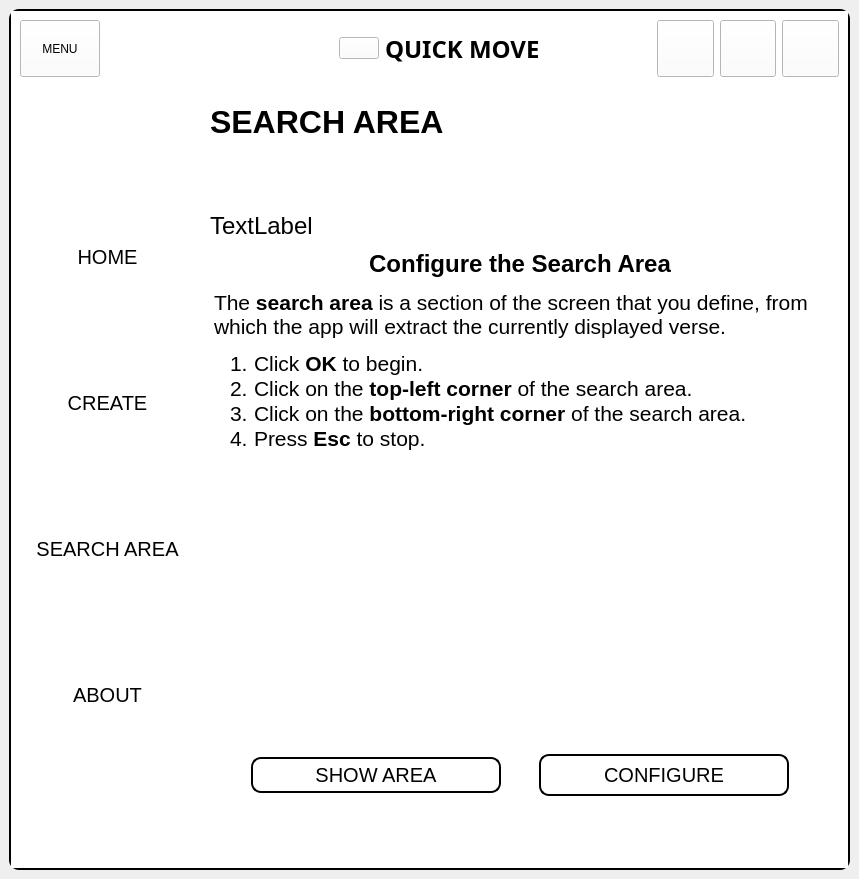
The window that ui/MainWindow.ui (Achu-Worifung/quickMove) describes before a commit, drawn with Qt 5.
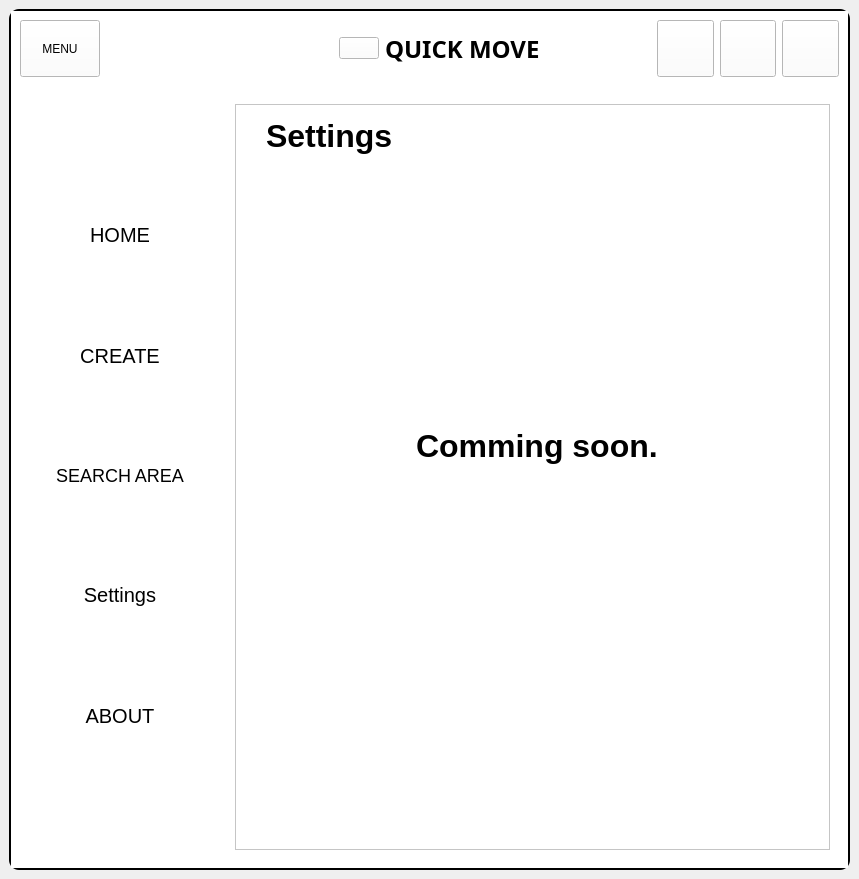
The same window after the commit. Icons and pictures are not drawn.

Patch:
```diff
--- a/ui/MainWindow.ui
+++ b/ui/MainWindow.ui
@@ -325,6 +325,12 @@
          <layout class="QHBoxLayout" name="horizontalLayout_4">
           <item>
            <widget class="QWidget" name="functions" native="true">
+            <property name="minimumSize">
+             <size>
+              <width>200</width>
+              <height>0</height>
+             </size>
+            </property>
             <property name="maximumSize">
              <size>
               <width>175</width>
@@ -350,21 +356,6 @@
 </string>
             </property>
             <layout class="QVBoxLayout" name="verticalLayout_3">
-             <property name="spacing">
-              <number>0</number>
-             </property>
-             <property name="leftMargin">
-              <number>0</number>
-             </property>
-             <property name="topMargin">
-              <number>0</number>
-             </property>
-             <property name="rightMargin">
-              <number>0</number>
-             </property>
-             <property name="bottomMargin">
-              <number>0</number>
-             </property>
              <item>
               <widget class="QPushButton" name="home">
                <property name="sizePolicy">
@@ -426,7 +417,7 @@
                 </sizepolicy>
                </property>
                <property name="styleSheet">
-                <string notr="true"/>
+                <string notr="true">font:18px</string>
                </property>
                <property name="text">
                 <string>SEARCH AREA</string>
@@ -443,6 +434,32 @@
                </property>
               </widget>
              </item>
+             <item>
+              <widget class="QPushButton" name="Settings">
+               <property name="sizePolicy">
+                <sizepolicy hsizetype="Expanding" vsizetype="Fixed">
+                 <horstretch>0</horstretch>
+                 <verstretch>0</verstretch>
+                </sizepolicy>
+               </property>
+               <property name="styleSheet">
+                <string notr="true"/>
+               </property>
+               <property name="text">
+                <string>Settings</string>
+               </property>
+               <property name="icon">
+                <iconset>
+                 <normaloff>../Icons/1564529_mechanism_options_settings_configuration_setting_icon.ico</normaloff>../Icons/1564529_mechanism_options_settings_configuration_setting_icon.ico</iconset>
+               </property>
+               <property name="iconSize">
+                <size>
+                 <width>35</width>
+                 <height>35</height>
+                </size>
+               </property>
+              </widget>
+             </item>
              <item>
               <widget class="QPushButton" name="about">
                <property name="sizePolicy">
@@ -483,7 +500,7 @@
           <item>
            <widget class="QStackedWidget" name="stackedWidget">
             <property name="currentIndex">
-             <number>5</number>
+             <number>6</number>
             </property>
             <widget class="QWidget" name="select_autos">
              <layout class="QVBoxLayout" name="verticalLayout_12">
@@ -2082,6 +2099,67 @@
               </item>
              </layout>
             </widget>
+            <widget class="QWidget" name="settngs">
+             <layout class="QVBoxLayout" name="verticalLayout_7">
+              <item>
+               <widget class="QScrollArea" name="scrollArea_2">
+                <property name="widgetResizable">
+                 <bool>true</bool>
+                </property>
+                <widget class="QWidget" name="scrollAreaWidgetContents">
+                 <property name="geometry">
+                  <rect>
+                   <x>0</x>
+                   <y>0</y>
+                   <width>593</width>
+                   <height>744</height>
+                  </rect>
+                 </property>
+                 <widget class="QLabel" name="label_3">
+                  <property name="geometry">
+                   <rect>
+                    <x>30</x>
+                    <y>10</y>
+                    <width>291</width>
+                    <height>41</height>
+                   </rect>
+                  </property>
+                  <property name="font">
+                   <font>
+                    <pointsize>24</pointsize>
+                    <weight>75</weight>
+                    <bold>true</bold>
+                   </font>
+                  </property>
+                  <property name="text">
+                   <string>Settings</string>
+                  </property>
+                 </widget>
+                 <widget class="QLabel" name="label_4">
+                  <property name="geometry">
+                   <rect>
+                    <x>180</x>
+                    <y>320</y>
+                    <width>291</width>
+                    <height>41</height>
+                   </rect>
+                  </property>
+                  <property name="font">
+                   <font>
+                    <pointsize>24</pointsize>
+                    <weight>75</weight>
+                    <bold>true</bold>
+                   </font>
+                  </property>
+                  <property name="text">
+                   <string>Comming soon.</string>
+                  </property>
+                 </widget>
+                </widget>
+               </widget>
+              </item>
+             </layout>
+            </widget>
            </widget>
           </item>
          </layout>
```
Left out of the diff: 4 changed lines with no effect on the pictures.
